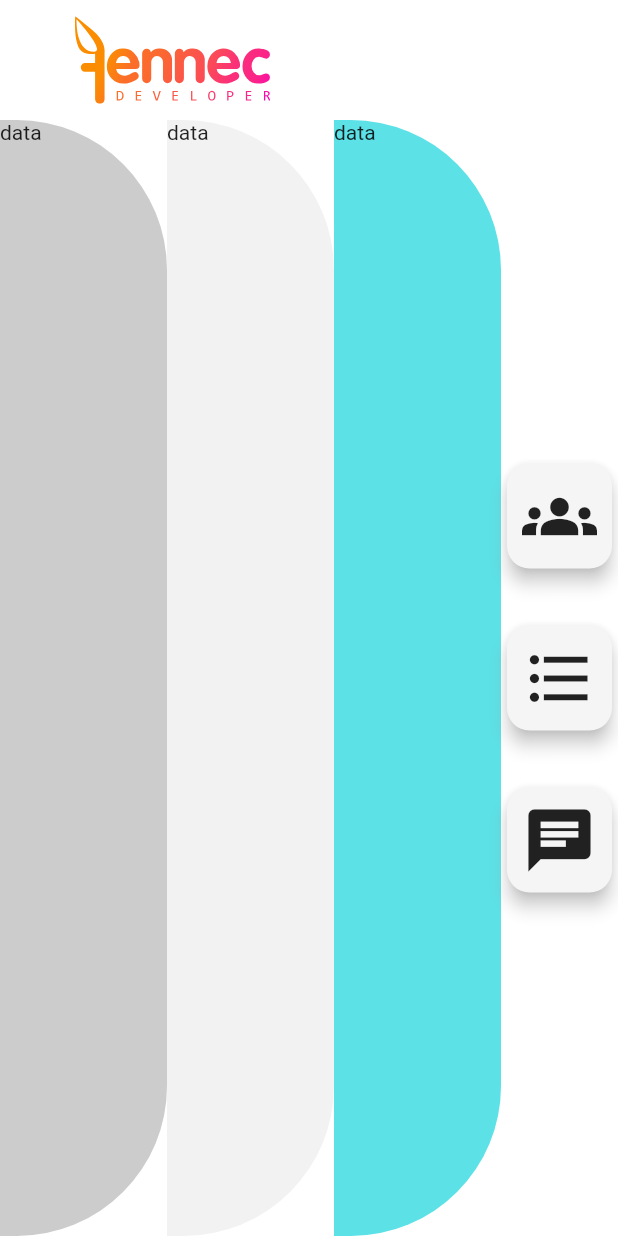
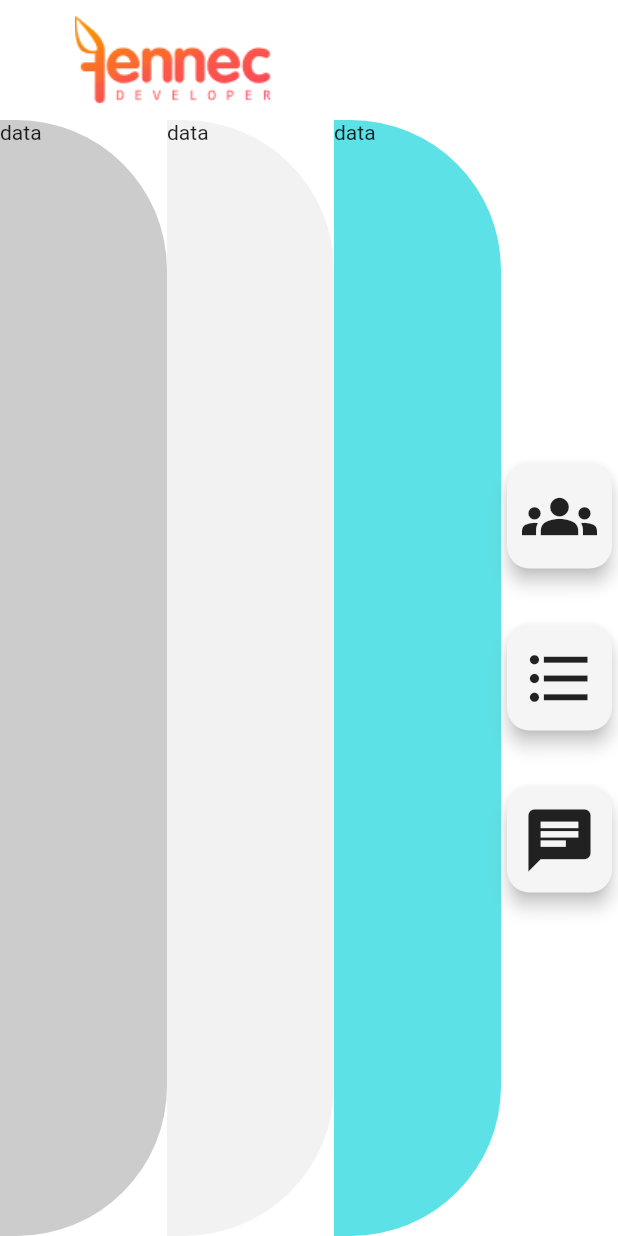
Before and after one commit to ifdtech-develop/fennec_desktop, a Flutter app: the screen it shows after launch, on a phone screen of 412 x 824 dp. Run offline on Flutter 3.47's test engine with Material 2 defaults, Android fonts, the phone set to English and light mode, and no system bars; our stand-ins replace flutter_svg.

```diff
--- a/lib/main.dart
+++ b/lib/main.dart
@@ -37,36 +37,15 @@ class _MyHomePageState extends State<MyHomePage> {
       appBar: AppBar(
         backgroundColor: Colors.white,
         titleSpacing: 50.0,
-        title: ShaderMask(
-          shaderCallback: (rect) {
-            return const LinearGradient(
-              begin: Alignment.bottomRight,
-              end: Alignment.topLeft,
-              colors: [
-                Color(0xFFFB00B8),
-                Color(0xFFFB2588),
-                Color(0xFFFB3079),
-                Color(0xFFFB4B56),
-                Color(0xFFFB5945),
-                Color(0xFFFB6831),
-                Color(0xFFFB6E29),
-                Color(0xFFFB8C03),
-                Color(0xFFFB8D01),
-                Color(0xFFFB8E00),
-              ],
-            ).createShader(rect);
-          },
-          child: SvgPicture.asset(
-            'assets/images/logo.svg',
-            fit: BoxFit.contain,
-            color: Colors.white,
-          ),
+        title: Image.asset(
+          'assets/images/logo.png',
+          fit: BoxFit.contain,
         ),
         toolbarHeight: 80,
         elevation: 0,
       ),
       backgroundColor: Colors.white,
-      body: MainPage(),
+      body: const MainPage(),
     );
   }
 }
--- a/pubspec.yaml
+++ b/pubspec.yaml
@@ -59,7 +59,7 @@ flutter:
 
   # To add assets to your application, add an assets section, like this:
   assets:
-    - assets/images/logo.svg
+    - assets/images/logo.png
   #   - images/a_dot_ham.jpeg
 
   # An image asset can refer to one or more resolution-specific "variants", see
```
Also changed, not shown: assets/images/logo.png (added), assets/images/logo.svg (deleted).
